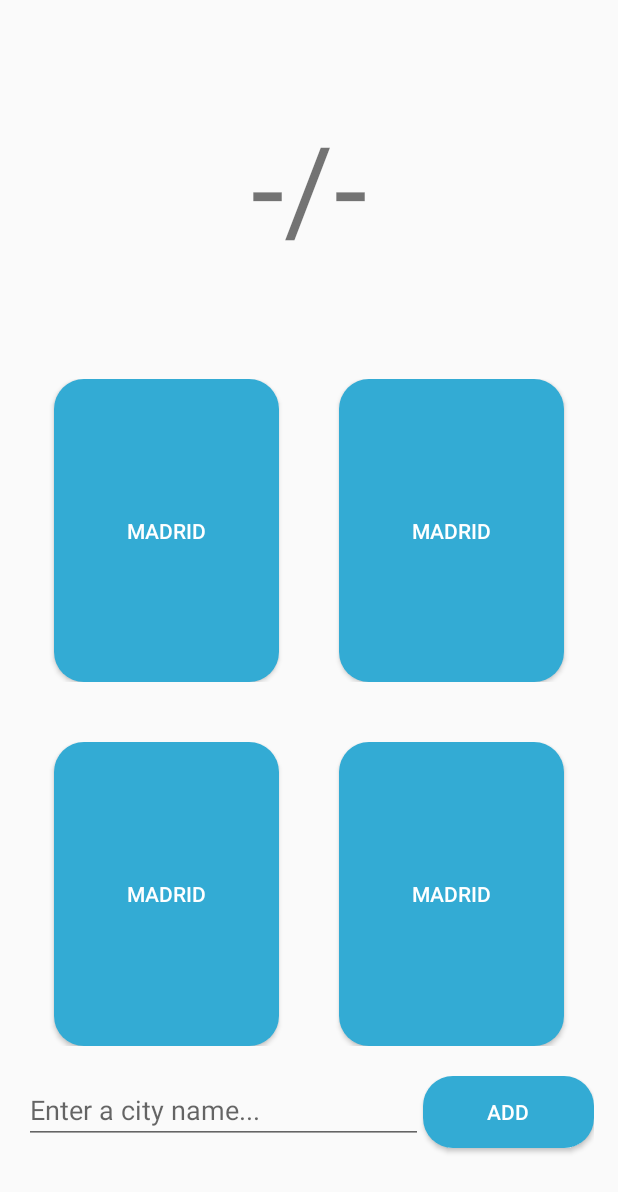
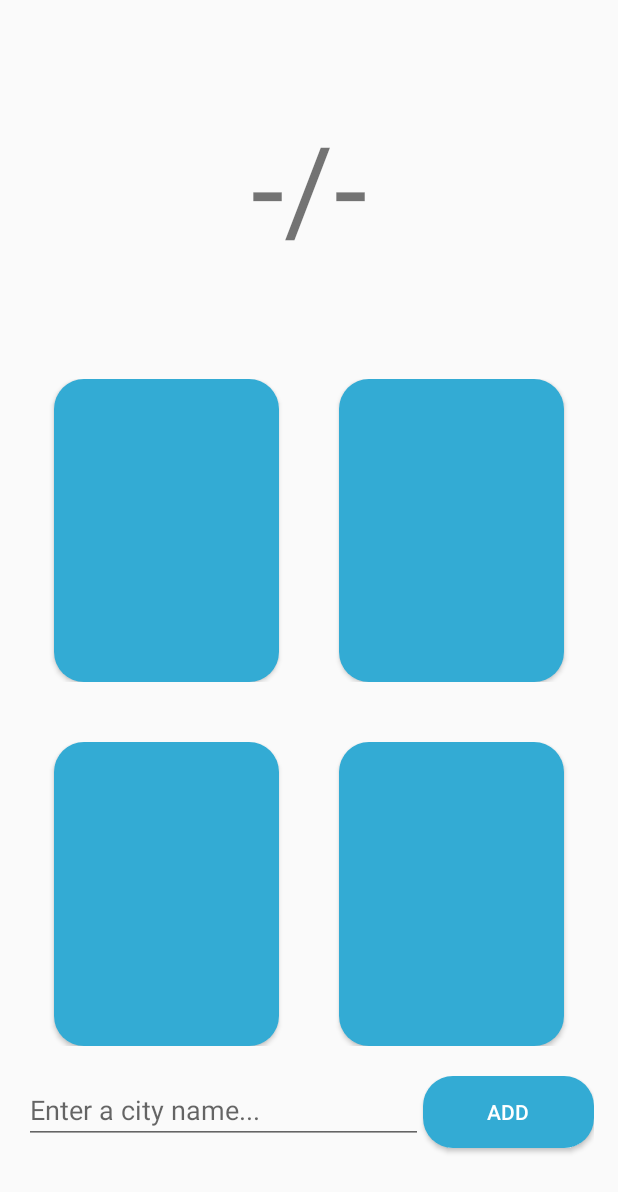
Before and after one commit to sebastos01/WeatherLight, an Android app: the layout activity_main.xml on its own in the app's theme, with its tools: preview values and no code run, on a phone screen of 412 x 824 dp. Shown: the top 1192 px of the screen. Run offline under Robolectric (Android 15) with nearby library versions, the phone set to English and light mode, and no system bars.

Commit message:
remove unneccesary logs and change strings

```diff
--- a/app/src/main/java/com/example/sthienpont/weatherlight/CallWeatherAPI.java
+++ b/app/src/main/java/com/example/sthienpont/weatherlight/CallWeatherAPI.java
@@ -4,9 +4,7 @@ package com.example.sthienpont.weatherlight;
 import android.appwidget.AppWidgetManager;
 import android.content.ComponentName;
 import android.content.Context;
-import android.content.Intent;
 import android.os.AsyncTask;
-import android.util.Log;
 import android.widget.RemoteViews;
 import android.widget.TextView;
 import android.widget.Toast;
@@ -47,7 +45,6 @@ public class CallWeatherAPI extends AsyncTask<String, String, String> {
         String url = strings[0] + strings[1];
         city = strings[1];
         InputStream in = null;
-        Log.d(TAG, "URL = " + url);
 
         try {
             URL call = new URL(url);
--- a/app/src/main/java/com/example/sthienpont/weatherlight/widgets/WeatherWidgetProvider.java
+++ b/app/src/main/java/com/example/sthienpont/weatherlight/widgets/WeatherWidgetProvider.java
@@ -13,8 +13,7 @@ import com.example.sthienpont.weatherlight.MainActivity;
 import com.example.sthienpont.weatherlight.R;
 
 public class WeatherWidgetProvider extends AppWidgetProvider {
-
-    public static final String DEBUG_TAG = "WeatherWidgetProvider";
+    public static final String TAG = "WeatherWidgetProvider";
 
     @Override
     public void onUpdate(Context context, AppWidgetManager appWidgetManager,
@@ -23,7 +22,7 @@ public class WeatherWidgetProvider extends AppWidgetProvider {
         try {
             updateWidgetContent(context, appWidgetManager);
         } catch (Exception e) {
-            Log.e(DEBUG_TAG, "Failed", e);
+            Log.e(TAG, "Failed", e);
         }
     }
 
--- a/app/src/main/res/layout/activity_main.xml
+++ b/app/src/main/res/layout/activity_main.xml
@@ -36,8 +36,7 @@
             android:layout_height="match_parent"
             android:layout_centerHorizontal="true"
             android:layout_below="@id/tvTemperature"
-            android:text="@string/button_madrid"
-            android:textColor="#ffffff"
+            android:textColor="@color/weather_white"
             android:background="@drawable/roundedbutton"
             android:singleLine="true"
             android:padding="2dp"
@@ -51,8 +50,7 @@
             android:layout_centerHorizontal="true"
             android:layout_below="@id/tvTemperature"
             android:padding="2dp"
-            android:text="@string/button_madrid"
-            android:textColor="#ffffff"
+            android:textColor="@color/weather_white"
             android:background="@drawable/roundedbutton"
             android:singleLine="true"
             android:layout_weight="1"/>
@@ -75,8 +73,7 @@
             android:padding="2dp"
             android:layout_centerHorizontal="true"
             android:layout_below="@id/tvTemperature"
-            android:text="@string/button_madrid"
-            android:textColor="#ffffff"
+            android:textColor="@color/weather_white"
             android:background="@drawable/roundedbutton"
             android:singleLine="true"
             android:layout_weight="1"/>
@@ -89,8 +86,7 @@
             android:layout_centerHorizontal="true"
             android:layout_below="@id/tvTemperature"
             android:padding="2dp"
-            android:text="@string/button_madrid"
-            android:textColor="#ffffff"
+            android:textColor="@color/weather_white"
             android:singleLine="true"
             android:background="@drawable/roundedbutton"
             android:layout_weight="1"/>
@@ -120,7 +116,7 @@
             android:layout_height="wrap_content"
             android:layout_weight="0.3"
             android:text="@string/add"
-            android:textColor="#ffffff"
+            android:textColor="@color/weather_white"
             android:singleLine="true"
             android:background="@drawable/roundedbutton" />
 
--- a/app/src/main/res/layout/widget_main.xml
+++ b/app/src/main/res/layout/widget_main.xml
@@ -4,7 +4,8 @@
     android:id="@+id/main"
     android:layout_width="match_parent"
     android:layout_height="match_parent"
-    android:padding="@dimen/widget_margin"
+    android:paddingLeft="5dip"
+    android:paddingRight="5dip"
     android:background="@drawable/roundedbutton">
 
     <TextView
@@ -12,7 +13,7 @@
         android:layout_width="match_parent"
         android:layout_height="wrap_content"
         android:layout_centerInParent="true"
-        android:text="@string/button_madrid"
+        android:text="@string/temperature"
         android:textColor="@color/weather_white"
         android:gravity="center"
         android:singleLine="true"
--- a/app/src/main/res/values/strings.xml
+++ b/app/src/main/res/values/strings.xml
@@ -7,7 +7,6 @@
     <string name="creator">Created by Sébastien Thienpont</string>
 
     <string name="temperature">-/-</string>
-    <string name="button_madrid">Madrid</string>
     <string name="add_hint">Enter a city name...</string>
     <string name="add">Add</string>
     <string name="add_error">Could not find city.</string>
```
Also changed, not shown: app/src/main/java/com/example/sthienpont/weatherlight/MainActivity.java (+2 -8 lines).
